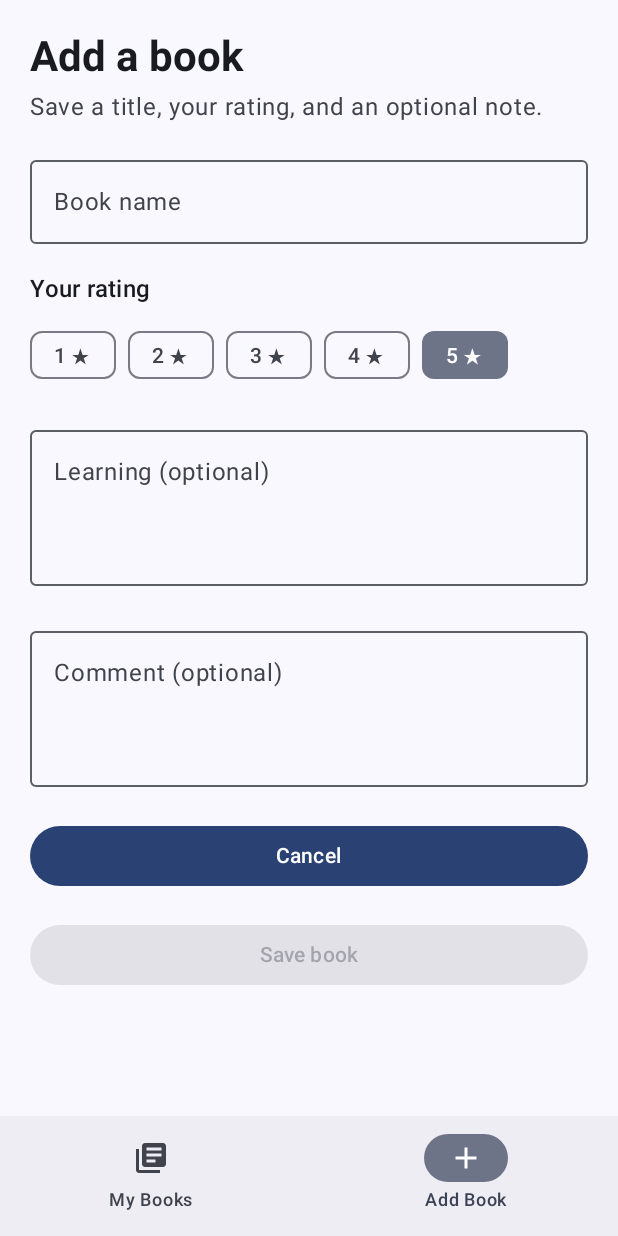
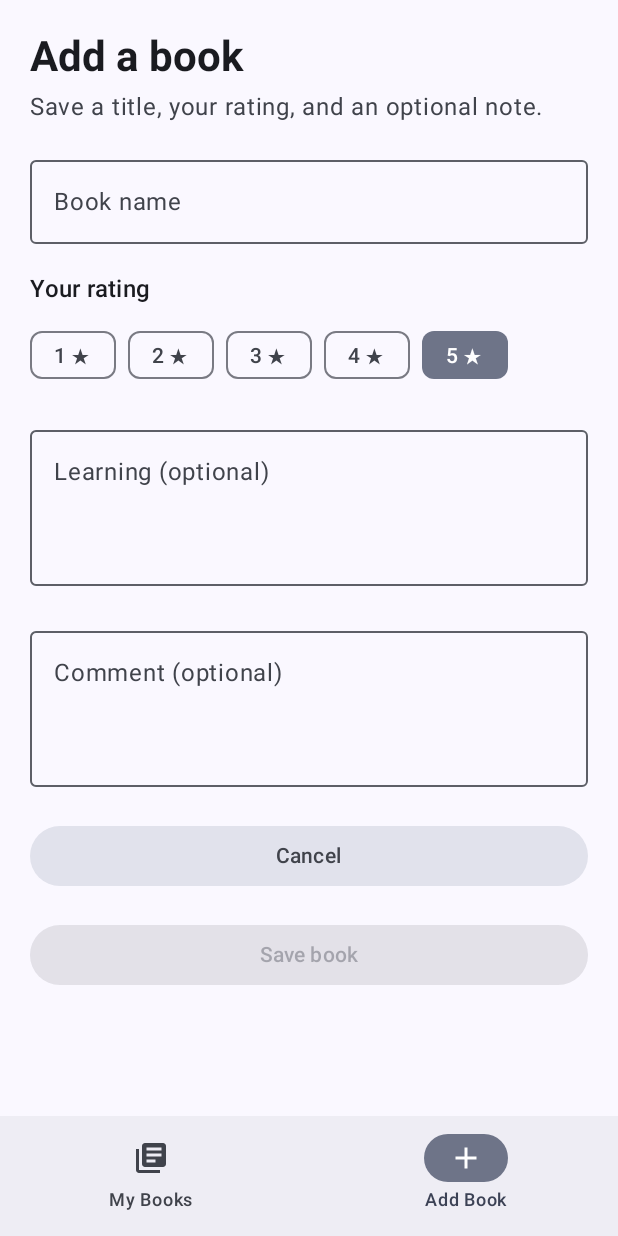
Before and after one commit to chooklii/Bookstore, an Android app built with Jetpack Compose: the screen it shows after launch (MainActivity), item 2 of the bottom bar chosen, on a phone screen of 412 x 824 dp. Run offline under Robolectric (Android 15) with nearby library versions, the phone set to English and light mode, and no system bars; our stand-ins replace Navigation 3.

Commit message:
Feature Complete. Add Search by Name

```diff
--- a/app/src/main/java/com/bzenth/bookstore/ui/screens/BookForm.kt
+++ b/app/src/main/java/com/bzenth/bookstore/ui/screens/BookForm.kt
@@ -1,8 +1,6 @@
 package com.bzenth.bookstore.ui.screens
 
-import androidx.compose.ui.graphics.Color
 
-import androidx.compose.foundation.background
 import androidx.compose.foundation.layout.Arrangement
 import androidx.compose.foundation.layout.Column
 import androidx.compose.foundation.layout.Row
@@ -12,7 +10,7 @@ import androidx.compose.foundation.layout.padding
 import androidx.compose.foundation.rememberScrollState
 import androidx.compose.foundation.verticalScroll
 import androidx.compose.material3.Button
-import androidx.compose.material3.ButtonColors
+import androidx.compose.material3.ButtonDefaults
 import androidx.compose.material3.FilterChip
 import androidx.compose.material3.MaterialTheme
 import androidx.compose.material3.OutlinedTextField
@@ -110,6 +108,10 @@ fun BookForm(book: Book?, onSave: (Book) -> Unit, cancel: () -> Unit) {
                 cancel()
             },
             modifier = Modifier.fillMaxWidth(),
+            colors = ButtonDefaults.buttonColors(
+                containerColor = MaterialTheme.colorScheme.surfaceVariant,
+                contentColor = MaterialTheme.colorScheme.onSurfaceVariant
+            )
         ) {
             Text(stringResource(R.string.cancel_save))
         }
--- a/app/src/main/java/com/bzenth/bookstore/ui/screens/BookOverviewScreen.kt
+++ b/app/src/main/java/com/bzenth/bookstore/ui/screens/BookOverviewScreen.kt
@@ -11,6 +11,8 @@ import androidx.compose.foundation.lazy.LazyColumn
 import androidx.compose.foundation.lazy.items
 import androidx.compose.material3.Card
 import androidx.compose.material3.CardDefaults
+import androidx.compose.material3.Icon
+import androidx.compose.material3.IconButton
 import androidx.compose.material3.MaterialTheme
 import androidx.compose.material3.OutlinedTextField
 import androidx.compose.material3.Text
@@ -26,6 +28,8 @@ import androidx.compose.ui.text.font.FontWeight
 import androidx.compose.ui.unit.dp
 import androidx.compose.ui.unit.sp
 import androidx.compose.ui.res.stringResource
+import androidx.compose.material.icons.Icons
+import androidx.compose.material.icons.filled.Refresh
 import com.bzenth.bookstore.db.core.Book
 import com.bzenth.bookstore.db.dao.BookRepository
 
@@ -80,13 +84,24 @@ fun BookOverview(repository: BookRepository, editBook: MutableState<Book?>){
                     color = MaterialTheme.colorScheme.onSurfaceVariant
                 )
 
-                OutlinedTextField(
-                    value = query,
-                    onValueChange = { query = it },
+                Row(
                     modifier = Modifier.fillMaxWidth(),
-                    label = { Text(stringResource(R.string.search_by_name)) },
-                    singleLine = true
-                )
+                    verticalAlignment = Alignment.CenterVertically
+                ) {
+                    OutlinedTextField(
+                        value = query,
+                        onValueChange = { query = it },
+                        modifier = Modifier.weight(1f),
+                        label = { Text(stringResource(R.string.search_by_name)) },
+                        singleLine = true
+                    )
+                    IconButton(onClick = { query = "" }) {
+                        Icon(
+                            imageVector = Icons.Default.Refresh,
+                            contentDescription = stringResource(R.string.reset_search)
+                        )
+                    }
+                }
             }
         }
         items(books) { book ->
--- a/app/src/main/res/values/strings.xml
+++ b/app/src/main/res/values/strings.xml
@@ -13,6 +13,7 @@
     <string name="cancel_save">Cancel</string>
     <string name="book_overview">Book Overview</string>
     <string name="search_by_name">Search Book by Name</string>
+    <string name="reset_search">Reset search</string>
     <string name="personal_reading_shelf">Your personal reading shelf</string>
     <string name="learning_with_value">Learning: %1$s</string>
     <string name="comment_with_value">Comment: %1$s</string>
```
Also changed, not shown: 1 other file.
